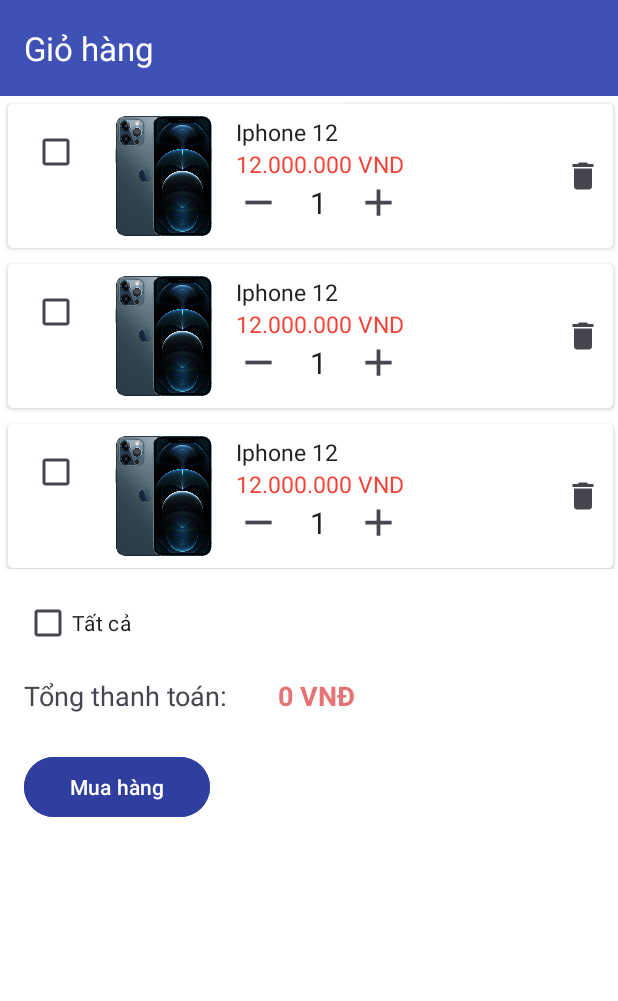
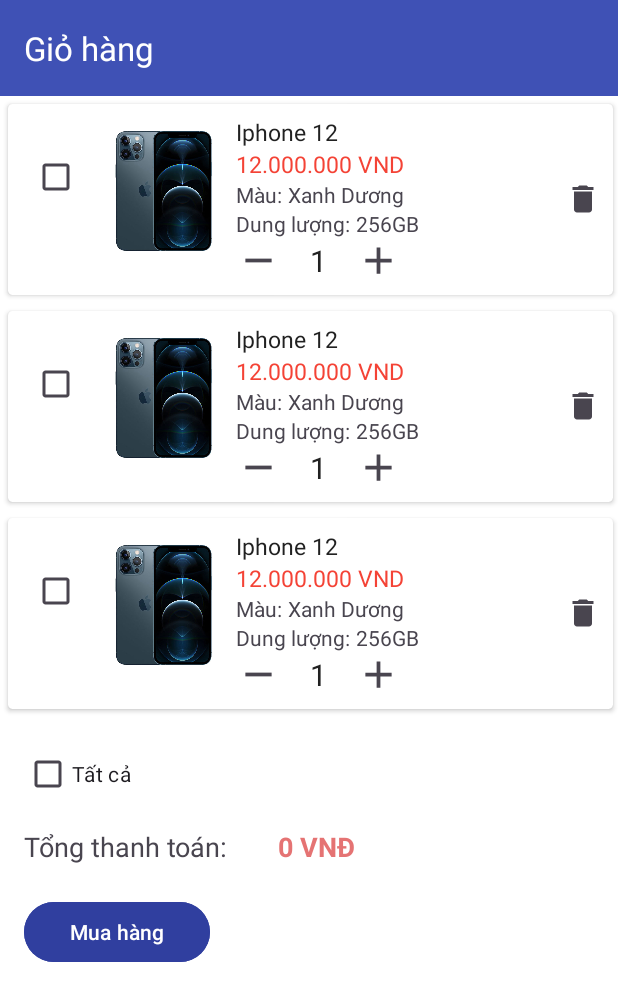
Before and after one commit to DzungNguyen513/PhoneSaleAppApi-FE, an Android app: the layout fragment_cart.xml on its own in the app's theme, with its tools: preview values and no code run, on a phone screen of 412 x 824 dp. Shown: the top 1001 px of the screen. Run offline under Robolectric (Android 15) with nearby library versions, the phone set to English and light mode, and no system bars.

Commit message:
Test BottomDialog and Insert Color,Storage into ProductCart

```diff
--- a/app/src/main/res/layout/activity_main.xml
+++ b/app/src/main/res/layout/activity_main.xml
@@ -5,7 +5,9 @@
     android:id="@+id/layout_app"
     android:layout_width="match_parent"
     android:layout_height="match_parent"
+    android:background="@color/white"
     tools:context=".MainActivity">
+
     <com.google.android.material.bottomnavigation.BottomNavigationView
         android:id="@+id/bottomnav"
         android:layout_width="match_parent"
--- a/app/src/main/res/layout/fragment_cart.xml
+++ b/app/src/main/res/layout/fragment_cart.xml
@@ -21,24 +21,21 @@
     <androidx.recyclerview.widget.RecyclerView
         android:id="@+id/rvCartItems"
         android:layout_width="414dp"
-        android:layout_height="315dp"
+        android:layout_height="420dp"
         app:layout_constraintBottom_toTopOf="@+id/tv_tongThanhToan"
         app:layout_constraintEnd_toEndOf="parent"
         app:layout_constraintStart_toStartOf="parent"
         app:layout_constraintTop_toBottomOf="@id/toolbar"
         tools:listitem="@layout/item_shopping_cart" />
 
-    <TextView
-        android:id="@+id/tv_TotalCheck"
-        android:layout_width="88dp"
-        android:layout_height="33dp"
-        android:layout_marginStart="20dp"
-        android:layout_marginTop="72dp"
-        android:text="0 VNĐ"
-        android:textColor="@color/earth_red"
-        android:textSize="18sp"
-        android:textStyle="bold"
-        app:layout_constraintStart_toEndOf="@+id/tv_tongThanhToan"
+    <CheckBox
+        android:id="@+id/cb_allProductCart"
+        android:layout_width="wrap_content"
+        android:layout_height="wrap_content"
+        android:layout_marginStart="16dp"
+        android:layout_marginTop="8dp"
+        android:text="Tất cả"
+        app:layout_constraintStart_toStartOf="parent"
         app:layout_constraintTop_toBottomOf="@+id/rvCartItems" />
 
     <TextView
@@ -46,7 +43,7 @@
         android:layout_width="149dp"
         android:layout_height="33dp"
         android:layout_marginStart="16dp"
-        android:layout_marginTop="72dp"
+        android:layout_marginTop="68dp"
         android:text="Tổng thanh toán: "
         android:textSize="18sp"
         app:layout_constraintStart_toStartOf="parent"
@@ -57,7 +54,7 @@
         android:layout_width="124dp"
         android:layout_height="48dp"
         android:layout_marginStart="16dp"
-        android:layout_marginTop="16dp"
+        android:layout_marginTop="12dp"
         android:layout_marginEnd="16dp"
         android:backgroundTint="@color/colorPrimaryDark"
         android:text="Mua hàng"
@@ -67,14 +64,17 @@
         app:layout_constraintStart_toStartOf="parent"
         app:layout_constraintTop_toBottomOf="@+id/tv_tongThanhToan" />
 
-    <CheckBox
-        android:id="@+id/cb_allProductCart"
-        android:layout_width="wrap_content"
-        android:layout_height="wrap_content"
-        android:layout_marginStart="16dp"
-        android:layout_marginTop="12dp"
-        android:text="Tất cả"
-        app:layout_constraintStart_toStartOf="parent"
+    <TextView
+        android:id="@+id/tv_TotalCheck"
+        android:layout_width="88dp"
+        android:layout_height="33dp"
+        android:layout_marginStart="20dp"
+        android:layout_marginTop="68dp"
+        android:text="0 VNĐ"
+        android:textColor="@color/earth_red"
+        android:textSize="18sp"
+        android:textStyle="bold"
+        app:layout_constraintStart_toEndOf="@+id/tv_tongThanhToan"
         app:layout_constraintTop_toBottomOf="@+id/rvCartItems" />
 
 </androidx.constraintlayout.widget.ConstraintLayout>
--- a/app/src/main/res/layout/item_shopping_cart.xml
+++ b/app/src/main/res/layout/item_shopping_cart.xml
@@ -20,12 +20,12 @@
             <CheckBox
                 android:id="@+id/cb_productCart"
                 android:layout_width="wrap_content"
-                android:layout_height="wrap_content"/>
+                android:layout_height="81dp" />
 
             <ImageView
-                android:id="@+id/img_photo_cart"
+                android:id="@+id/img_ProductCart"
                 android:layout_width="80dp"
-                android:layout_height="80dp"
+                android:layout_height="100dp"
                 android:src="@drawable/iphone12promax"
                 android:layout_marginStart="8dp"
                 android:layout_marginEnd="8dp"/>
@@ -37,7 +37,7 @@
                 android:orientation="vertical">
 
                 <TextView
-                    android:id="@+id/tv_name_product_cart"
+                    android:id="@+id/tv_ProductCartName"
                     android:layout_width="match_parent"
                     android:layout_height="wrap_content"
                     android:text="Iphone 12"
@@ -45,13 +45,50 @@
                     android:textColor="@color/text_color"/>
 
                 <TextView
-                    android:id="@+id/tv_price_product_cart"
+                    android:id="@+id/tv_ProductCartPrice"
                     android:layout_width="match_parent"
                     android:layout_height="wrap_content"
                     android:text="12.000.000 VND"
                     android:textColor="@color/material_red"
                     android:textSize="15sp" />
-
+                <LinearLayout
+                    android:layout_width="match_parent"
+                    android:layout_height="wrap_content"
+                    android:orientation="horizontal"
+                    android:gravity="center_vertical">
+                    <TextView
+                        android:id="@+id/tv_color_label"
+                        android:layout_width="wrap_content"
+                        android:layout_height="wrap_content"
+                        android:text="Màu:"
+                        android:textSize="14sp"/>
+                    <TextView
+                        android:id="@+id/tv_ProductCartColor"
+                        android:layout_width="wrap_content"
+                        android:layout_height="wrap_content"
+                        android:text="Xanh Dương"
+                        android:textSize="14sp"
+                        android:layout_marginStart="4dp"/>
+                </LinearLayout>
+                <LinearLayout
+                    android:layout_width="match_parent"
+                    android:layout_height="wrap_content"
+                    android:orientation="horizontal"
+                    android:gravity="center_vertical">
+                    <TextView
+                        android:id="@+id/tv_storage_label"
+                        android:layout_width="wrap_content"
+                        android:layout_height="wrap_content"
+                        android:text="Dung lượng:"
+                        android:textSize="14sp"/>
+                    <TextView
+                        android:id="@+id/tv_ProductCartStorage"
+                        android:layout_width="wrap_content"
+                        android:layout_height="wrap_content"
+                        android:text="256GB"
+                        android:textSize="14sp"
+                        android:layout_marginStart="4dp"/>
+                </LinearLayout>
                 <LinearLayout
                     android:layout_width="match_parent"
                     android:layout_height="wrap_content"
@@ -59,13 +96,13 @@
                     android:orientation="horizontal">
 
                     <ImageView
-                        android:id="@+id/img_minus_cart"
+                        android:id="@+id/img_minusProductCart"
                         android:layout_width="30dp"
                         android:layout_height="30dp"
                         android:src="@drawable/ic_baseline_remove_24"/>
 
                     <TextView
-                        android:id="@+id/tv_count_cart"
+                        android:id="@+id/tv_countProductCart"
                         android:layout_width="30dp"
                         android:layout_height="30dp"
                         android:text="1"
@@ -77,7 +114,7 @@
                         android:layout_marginEnd="10dp"/>
 
                     <ImageView
-                        android:id="@+id/img_plus_cart"
+                        android:id="@+id/img_plusProductCart"
                         android:layout_width="30dp"
                         android:layout_height="30dp"
                         android:src="@drawable/ic_baseline_add_24"/>
@@ -85,12 +122,11 @@
             </LinearLayout>
 
             <ImageView
-                android:id="@+id/img_remove_cart"
+                android:id="@+id/img_removeProductCart"
                 android:layout_width="wrap_content"
                 android:layout_height="wrap_content"
                 android:src="@drawable/ic_baseline_delete_24"
                 android:layout_gravity="center_vertical"/>
-
         </LinearLayout>
     </LinearLayout>
 </androidx.cardview.widget.CardView>
```
Also changed, not shown: app/src/main/java/com/example/phonesaleapp/adapter/ProductCartAdapter.java (+16 -12 lines), app/src/main/java/com/example/phonesaleapp/model/ProductCart.java (+21 -1 lines), app/src/main/java/com/example/phonesaleapp/view/shoppingcart/BottomDialogCartFragment.java (added, +39 -0 lines), app/src/main/java/com/example/phonesaleapp/view/shoppingcart/CartFragment.java (+11 -0 lines), app/src/main/res/layout/bottomdialog_cart.xml (added, +23 -0 lines).
